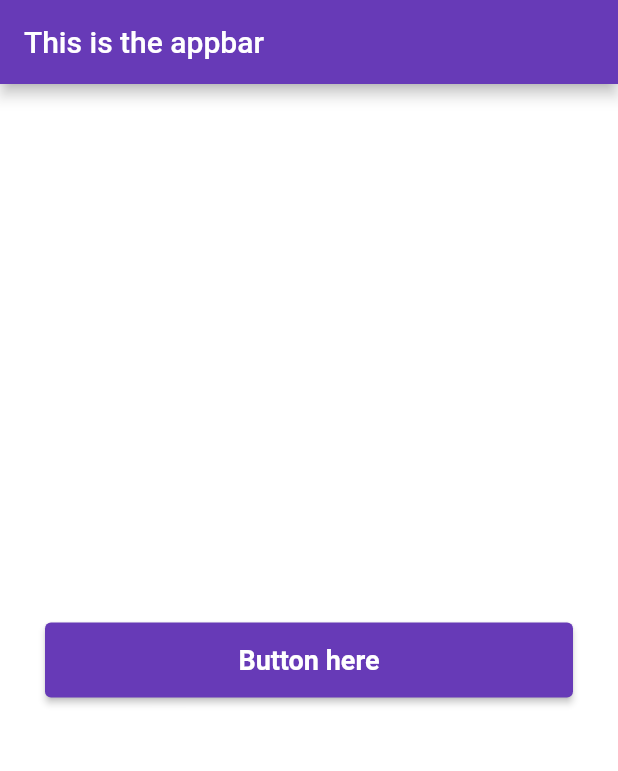
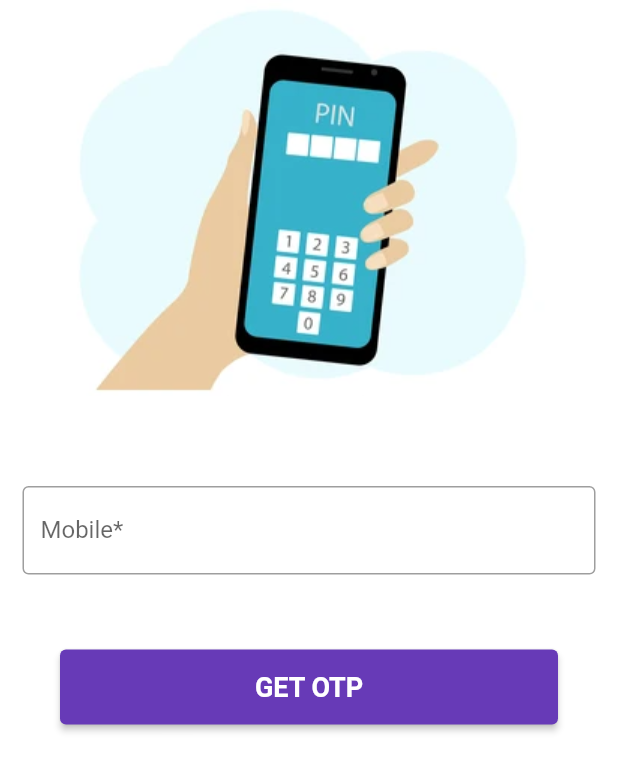
Before and after one commit to Amanpatel2002-g/team-vitta, a Flutter app: the screen it shows after launch, on a phone screen of 412 x 824 dp. Shown: the top 771 px of the screen. Run offline on Flutter 3.47's test engine with Material 2 defaults, Android fonts, the phone set to English and light mode, and no system bars.

Commit message:
auth partially completed

```diff
--- /dev/null
+++ b/lib/features/auth/screens/auth_screen.dart
@@ -0,0 +1,57 @@
+import 'package:flutter/material.dart';
+import 'package:vitta/Global_widgets/custom_widgets.dart';
+import 'package:vitta/features/auth/widgets/textInputField.dart';
+
+class AuthScreen extends StatefulWidget {
+  AuthScreen({super.key});
+
+  @override
+  State<AuthScreen> createState() => _AuthScreenState();
+}
+
+class _AuthScreenState extends State<AuthScreen> {
+  final TextEditingController _textEditingController = TextEditingController();
+
+  @override
+  void dispose() {
+    super.dispose();
+    _textEditingController.dispose();
+  }
+
+  @override
+  Widget build(BuildContext context) {
+    return Scaffold(
+      body: Column(
+        children: [
+          SizedBox(
+            child: Image.asset("assets/images/login.jpg"),
+          ),
+          const SizedBox(
+            height: 60,
+          ),
+          Form(
+              child: Column(
+            mainAxisAlignment: MainAxisAlignment.center,
+            children: [
+              Padding(
+                padding: const EdgeInsets.symmetric(horizontal: 15),
+                child: CustomTextInputField(
+                  textEditingController: _textEditingController,
+                  hinttext: "Enter your Mobile Number",
+                  labelText: "Mobile*",
+                ),
+              ),
+              const SizedBox(
+                height: 50,
+              ),
+              Padding(
+                padding: const EdgeInsets.symmetric(horizontal: 40),
+                child: CustomButton(text: "GET OTP", ontap: () {}),
+              )
+            ],
+          ))
+        ],
+      ),
+    );
+  }
+}
--- /dev/null
+++ b/lib/features/auth/widgets/textInputField.dart
@@ -0,0 +1,30 @@
+// ignore_for_file: public_member_api_docs, sort_constructors_first
+import 'package:flutter/material.dart';
+import 'package:flutter/src/widgets/container.dart';
+import 'package:flutter/src/widgets/framework.dart';
+
+class CustomTextInputField extends StatelessWidget {
+  final TextEditingController textEditingController;
+  final String hinttext;
+  final String labelText;
+  final int maxLines;
+  const CustomTextInputField({
+    Key? key,
+    required this.textEditingController, required this.hinttext, this.maxLines = 1, required this.labelText,
+  }) : super(key: key);
+  @override
+  Widget build(BuildContext context) {
+    return TextFormField(
+      controller: textEditingController,
+      decoration: InputDecoration(
+        labelText: labelText,
+        hintText: hinttext,
+        hintStyle: const TextStyle(color: Colors.black),
+        border: const OutlineInputBorder(
+            borderSide: BorderSide(color: Colors.black38)),
+        enabledBorder: const OutlineInputBorder(
+            borderSide: BorderSide(color: Colors.black38)),
+      ),
+    );
+  }
+}
--- a/lib/main.dart
+++ b/lib/main.dart
@@ -1,5 +1,7 @@
 import 'package:flutter/material.dart';
 import 'package:vitta/Global_widgets/commons.dart';
+import 'package:vitta/features/auth/screens/auth_screen.dart';
+import 'package:vitta/routes/route.dart';
 
 import 'Global_widgets/custom_widgets.dart';
 
@@ -13,19 +15,11 @@ class MyApp extends StatelessWidget {
   @override
   Widget build(BuildContext context) {
     return MaterialApp(
-      debugShowCheckedModeBanner: false,
-      theme: ThemeData(scaffoldBackgroundColor: globalScaffoldBackgroundColor),
-      home: Scaffold(
-        appBar: customeAppBar(text: "This is the appbar"),
-        body: Container(
-            alignment: Alignment.center,
-            padding: const EdgeInsets.symmetric(horizontal: 30),
-            child: CustomButton(
-              width: double.infinity,
-              text: "Button here",
-              ontap: () {},
-            )),
-      ),
-    );
+        // onGenerateRoute: ((settings) => generateRoute(settings)),
+        debugShowCheckedModeBanner: false,
+        theme:
+            ThemeData(scaffoldBackgroundColor: globalScaffoldBackgroundColor),
+        home: AuthScreen(),
+        );
   }
 }
--- a/pubspec.yaml
+++ b/pubspec.yaml
@@ -60,8 +60,8 @@ flutter:
   uses-material-design: true
 
   # To add assets to your application, add an assets section, like this:
-  # assets:
-  #   - images/a_dot_burr.jpeg
+  assets:
+    - assets/images/
   #   - images/a_dot_ham.jpeg
 
   # An image asset can refer to one or more resolution-specific "variants", see
```
Also changed, not shown: lib/routes/route.dart (added, +7 -0 lines), assets/images/login.jpg (added).
